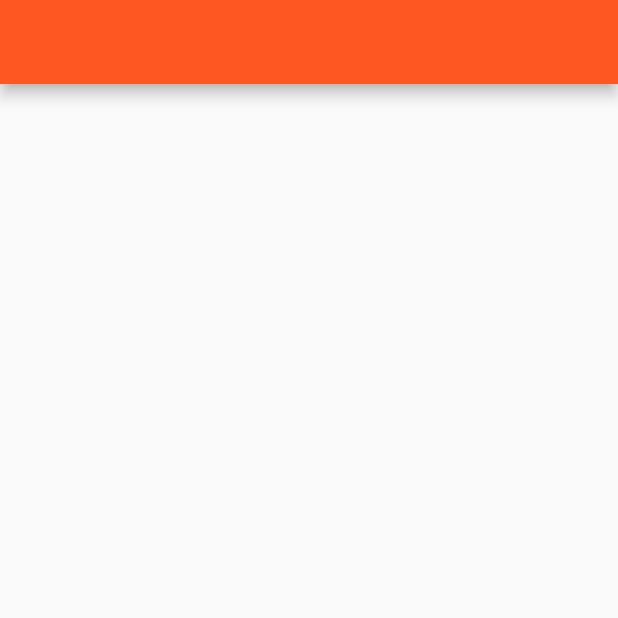
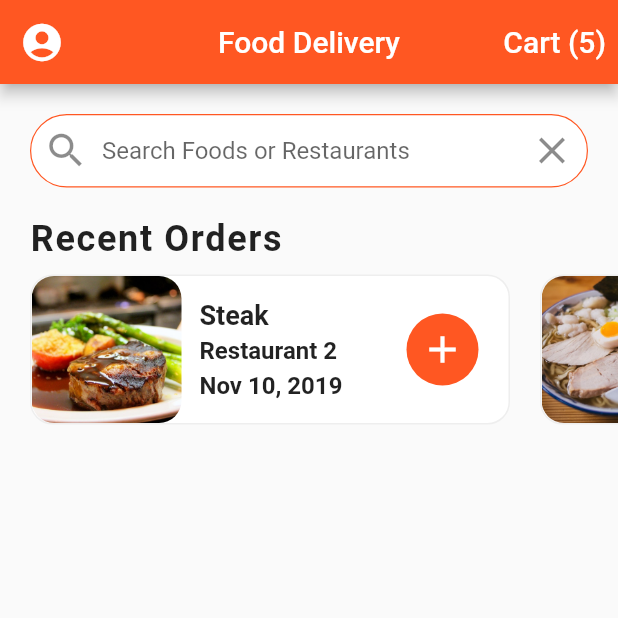
Before and after one commit to Uzcoding/food_delivery_ui, a Flutter app: the screen it shows after launch, on a phone screen of 412 x 824 dp, the top half of it. Run offline on Flutter 3.47's test engine with Material 2 defaults, Android fonts, the phone set to English and light mode, and no system bars.

Commit message:
search bar and recent orders added

```diff
--- a/lib/main.dart
+++ b/lib/main.dart
@@ -9,6 +9,7 @@ class MyApp extends StatelessWidget {
   @override
   Widget build(BuildContext context) {
     return MaterialApp(
+      debugShowCheckedModeBanner: false,
       title: 'Flutter Food Delivery UI',
       theme: ThemeData(
         scaffoldBackgroundColor: Colors.grey[50],
--- a/lib/models/food.dart
+++ b/lib/models/food.dart
@@ -4,8 +4,8 @@ class Food {
   final double price;
 
   Food({
-    this.imageUrl,
-    this.name,
-    this.price,
+    required this.imageUrl,
+    required this.name,
+    required this.price,
   });
 }
--- a/lib/models/order.dart
+++ b/lib/models/order.dart
@@ -8,9 +8,9 @@ class Order {
   final int quantity;
 
   Order({
-    this.date,
-    this.restaurant,
-    this.food,
-    this.quantity,
+    required this.date,
+    required this.restaurant,
+    required this.food,
+    required this.quantity,
   });
 }
--- a/lib/models/restaurant.dart
+++ b/lib/models/restaurant.dart
@@ -8,10 +8,10 @@ class Restaurant {
   final List<Food> menu;
 
   Restaurant({
-    this.imageUrl,
-    this.name,
-    this.address,
-    this.rating,
-    this.menu,
+    required this.imageUrl,
+    required this.name,
+    required this.address,
+    required this.rating,
+    required this.menu,
   });
 }
--- a/lib/models/user.dart
+++ b/lib/models/user.dart
@@ -6,8 +6,8 @@ class User {
   final List<Order> cart;
 
   User({
-    this.name,
-    this.orders,
-    this.cart,
+    required this.name,
+    required this.orders,
+    required this.cart,
   });
 }
--- a/lib/screens/home_screen.dart
+++ b/lib/screens/home_screen.dart
@@ -1,4 +1,6 @@
 import 'package:flutter/material.dart';
+import 'package:food_delivery_ui/data/data.dart';
+import 'package:food_delivery_ui/widgets/widgets.dart';
 
 class HomeScreen extends StatefulWidget {
   @override
@@ -9,7 +11,70 @@ class _HomeScreenState extends State<HomeScreen> {
   @override
   Widget build(BuildContext context) {
     return Scaffold(
-      appBar: AppBar(),
+      appBar: AppBar(
+        leading: IconButton(
+          icon: Icon(Icons.account_circle),
+          iconSize: 30.0,
+          onPressed: () {},
+        ),
+        centerTitle: true,
+        title: Text('Food Delivery'),
+        actions: [
+          TextButton(
+            child: Text(
+              'Cart (${currentUser.cart.length})',
+              style: TextStyle(
+                color: Colors.white,
+                fontSize: 20.0,
+              ),
+            ),
+            onPressed: () {},
+          ),
+        ],
+      ),
+      body: ListView(
+        children: [
+          Padding(
+            padding: const EdgeInsets.all(20.0),
+            child: TextField(
+              decoration: InputDecoration(
+                contentPadding: EdgeInsets.symmetric(vertical: 15.0),
+                fillColor: Colors.white,
+                filled: true,
+                border: OutlineInputBorder(
+                  borderRadius: BorderRadius.circular(30.0),
+                  borderSide: BorderSide(width: 0.8),
+                ),
+                enabledBorder: OutlineInputBorder(
+                  borderRadius: BorderRadius.circular(30.0),
+                  borderSide: BorderSide(
+                    width: 0.8,
+                    color: Theme.of(context).primaryColor,
+                  ),
+                ),
+                focusedBorder: OutlineInputBorder(
+                  borderRadius: BorderRadius.circular(30.0),
+                  borderSide: BorderSide(
+                    width: 0.8,
+                    color: Theme.of(context).primaryColor,
+                  ),
+                ),
+                hintText: 'Search Foods or Restaurants',
+                prefixIcon: Icon(
+                  Icons.search,
+                  size: 30.0,
+                ),
+                suffixIcon: IconButton(
+                  icon: Icon(Icons.clear),
+                  iconSize: 30.0,
+                  onPressed: () {},
+                ),
+              ),
+            ),
+          ),
+          RecentOrders(),
+        ],
+      ),
     );
   }
 }
--- /dev/null
+++ b/lib/widgets/recent_orders.dart
@@ -0,0 +1,121 @@
+import 'package:flutter/material.dart';
+import 'package:food_delivery_ui/data/data.dart';
+import 'package:food_delivery_ui/models/order.dart';
+
+class RecentOrders extends StatelessWidget {
+  _buildRecentOrder(BuildContext context, Order order) {
+    return Container(
+      margin: const EdgeInsets.all(10.0),
+      width: 320.0,
+      decoration: BoxDecoration(
+        color: Colors.white,
+        border: Border.all(width: 1.0, color: Colors.grey.shade200),
+        borderRadius: BorderRadius.circular(15.0),
+      ),
+      child: Row(
+        mainAxisAlignment: MainAxisAlignment.spaceBetween,
+        children: <Widget>[
+          Expanded(
+            child: Row(
+              children: [
+                ClipRRect(
+                  borderRadius: BorderRadius.circular(15.0),
+                  child: Image(
+                    height: 100.0,
+                    width: 100.0,
+                    image: AssetImage(order.food.imageUrl),
+                    fit: BoxFit.cover,
+                  ),
+                ),
+                Expanded(
+                  child: Container(
+                    margin: const EdgeInsets.all(12.0),
+                    child: Column(
+                      crossAxisAlignment: CrossAxisAlignment.start,
+                      mainAxisAlignment: MainAxisAlignment.center,
+                      children: <Widget>[
+                        Text(
+                          order.food.name,
+                          style: TextStyle(
+                            fontSize: 18.0,
+                            fontWeight: FontWeight.bold,
+                          ),
+                          overflow: TextOverflow.ellipsis,
+                        ),
+                        const SizedBox(height: 4.0),
+                        Text(
+                          order.restaurant.name,
+                          style: TextStyle(
+                            fontSize: 16.0,
+                            fontWeight: FontWeight.w600,
+                          ),
+                          overflow: TextOverflow.ellipsis,
+                        ),
+                        const SizedBox(height: 4.0),
+                        Text(
+                          order.date,
+                          style: TextStyle(
+                            fontSize: 16.0,
+                            fontWeight: FontWeight.w600,
+                          ),
+                          overflow: TextOverflow.ellipsis,
+                        ),
+                      ],
+                    ),
+                  ),
+                ),
+              ],
+            ),
+          ),
+          Container(
+            margin: const EdgeInsets.only(right: 20.0),
+            width: 48.0,
+            decoration: BoxDecoration(
+              color: Theme.of(context).primaryColor,
+              borderRadius: BorderRadius.circular(30.0),
+            ),
+            child: IconButton(
+              icon: Icon(Icons.add),
+              iconSize: 30.0,
+              color: Colors.white,
+              onPressed: () {},
+            ),
+          )
+        ],
+      ),
+    );
+  }
+
+  @override
+  Widget build(BuildContext context) {
+    return Column(
+      crossAxisAlignment: CrossAxisAlignment.start,
+      children: <Widget>[
+        Padding(
+          padding: const EdgeInsets.symmetric(horizontal: 20.0),
+          child: Text(
+            'Recent Orders',
+            style: TextStyle(
+              fontSize: 24.0,
+              fontWeight: FontWeight.w600,
+              letterSpacing: 1.1,
+            ),
+          ),
+        ),
+        Container(
+          height: 120.0,
+          child: ListView.builder(
+            padding: const EdgeInsets.only(left: 10.0),
+            physics: BouncingScrollPhysics(),
+            scrollDirection: Axis.horizontal,
+            itemCount: currentUser.orders.length,
+            itemBuilder: (BuildContext context, int index) {
+              Order order = currentUser.orders[index];
+              return _buildRecentOrder(context, order);
+            },
+          ),
+        ),
+      ],
+    );
+  }
+}
--- /dev/null
+++ b/lib/widgets/widgets.dart
@@ -0,0 +1 @@
+export 'recent_orders.dart';
```
